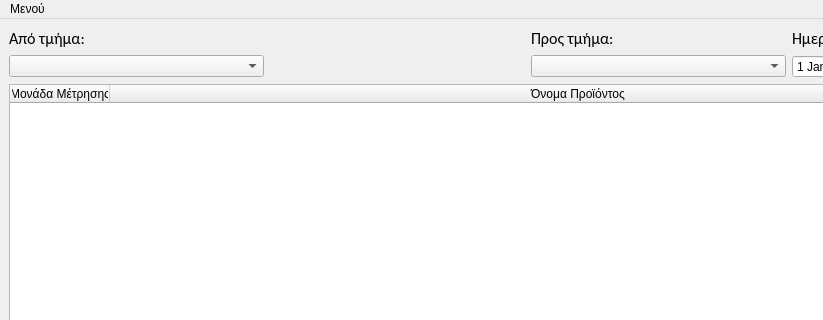
Old version of the form files/UI/mainWindow.ui in the repository Combustiblemon/Hotel-internal-orders; both pictures show x 0 to 823 and y 0 to 320 of the 1056 by 897 pixel window.
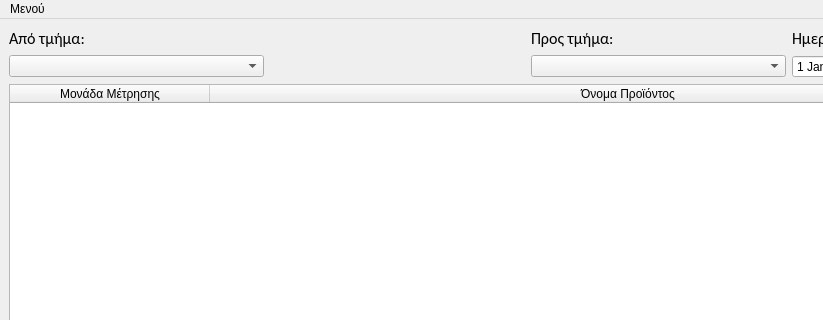
New version of the form.

Commit message: implemented item deletion

```diff
--- a/files/UI/mainWindow.ui
+++ b/files/UI/mainWindow.ui
@@ -107,6 +107,9 @@
       <attribute name="horizontalHeaderMinimumSectionSize">
        <number>1</number>
       </attribute>
+      <attribute name="horizontalHeaderDefaultSectionSize">
+       <number>200</number>
+      </attribute>
       <attribute name="horizontalHeaderShowSortIndicator" stdset="0">
        <bool>false</bool>
       </attribute>
```
Left out of the diff: 3 changed lines with no effect on the pictures. The commit also changes 1 other file.
